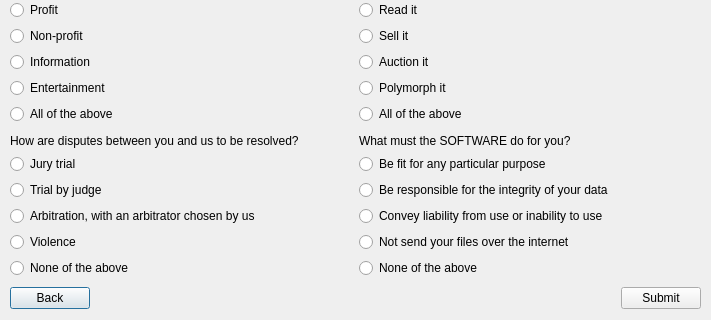
The window that crocpad/ui/eula_quiz.ui (python-discord/code-jam-4) describes before a commit, drawn with Qt 5; both pictures show x 0 to 711 and y 212 to 532 of the 711 by 532 pixel window.
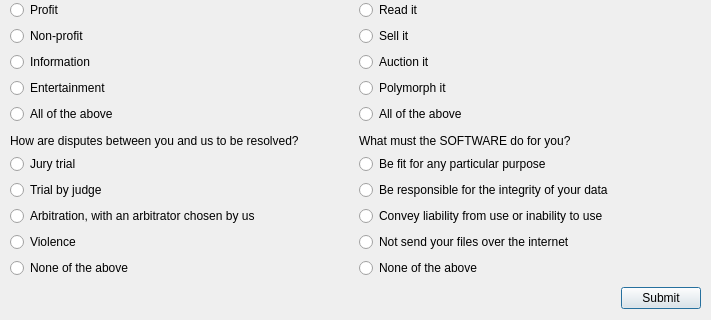
The same window after the commit.

Commit message: Completed obnoxious EULA quiz

```diff
--- a/crocpad/ui/eula_quiz.ui
+++ b/crocpad/ui/eula_quiz.ui
@@ -457,13 +457,6 @@
     </item>
     <item>
      <layout class="QHBoxLayout" name="horizontalLayout">
-      <item>
-       <widget class="QPushButton" name="pushButton_2">
-        <property name="text">
-         <string>Back</string>
-        </property>
-       </widget>
-      </item>
       <item>
        <spacer name="horizontalSpacer">
         <property name="orientation">
```
Left out of the diff: 2 changed lines with no effect on the pictures. The commit also changes 4 other files.
